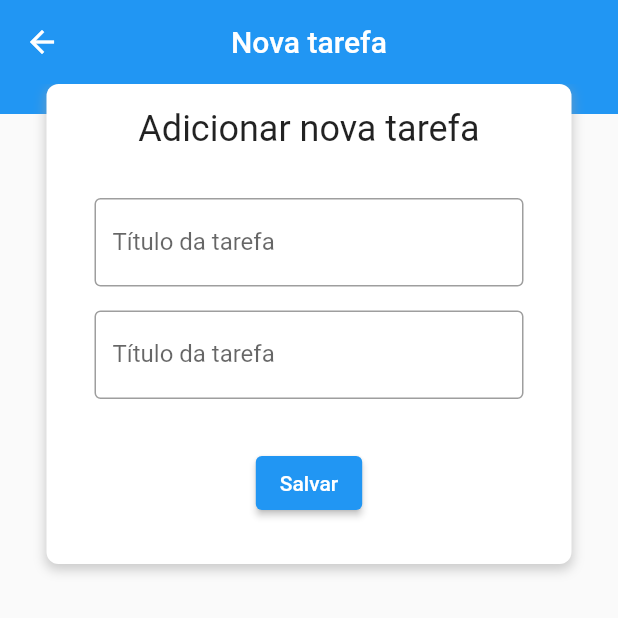
After one commit to marcosferreira/todo, a Flutter app: the screen it shows after launch, after a tap on the "add" icon, on a phone screen of 412 x 824 dp, the top half of it. The commit adds this screen. Run offline on Flutter 3.47's test engine with Material 2 defaults, Android fonts, the phone set to English and light mode, and no system bars.

Commit message:
add Form ToDo Screen

```diff
--- a/lib/app.dart
+++ b/lib/app.dart
@@ -1,5 +1,5 @@
 import 'package:flutter/material.dart';
-import 'package:todo/screens/home/home_screen.dart';
+import 'package:todo/route.dart';
 
 class App extends StatelessWidget {
   const App({Key? key}) : super(key: key);
@@ -13,7 +13,8 @@ class App extends StatelessWidget {
           elevation: 0,
         ),
       ),
-      home: const HomeScreen(),
+      initialRoute: RouteApp.home,
+      routes: RouteApp.getRoutes(context),
     );
   }
 }
--- /dev/null
+++ b/lib/route.dart
@@ -0,0 +1,15 @@
+import 'package:flutter/cupertino.dart';
+import 'package:todo/screens/form_todo/form_todo_screen.dart';
+import 'package:todo/screens/home/home_screen.dart';
+
+class RouteApp {
+  static String home = '/home';
+  static String formTodo = '/form-todo';
+
+  static Map<String, Widget Function(BuildContext)> getRoutes(context) {
+    return {
+      home: (context) => const HomeScreen(),
+      formTodo: (context) => FormTodoScreen(),
+    };
+  }
+}
--- /dev/null
+++ b/lib/screens/form_todo/form_todo_screen.dart
@@ -0,0 +1,83 @@
+import 'package:flutter/material.dart';
+
+class FormTodoScreen extends StatelessWidget {
+  final GlobalKey _formKey = GlobalKey<FormState>();
+
+  FormTodoScreen({Key? key}) : super(key: key);
+
+  @override
+  Widget build(BuildContext context) {
+    return Scaffold(
+      appBar: AppBar(
+        title: const Text('Nova tarefa'),
+        centerTitle: true,
+      ),
+      body: _buildFormToDo(context),
+    );
+  }
+
+  Widget _buildFormToDo(BuildContext context) {
+    return Stack(
+      children: [
+        Container(
+          height: 20,
+          color: Colors.blue,
+        ),
+        Center(
+          child: Column(
+            children: [
+              Container(
+                width: 350,
+                height: 320,
+                padding:
+                    const EdgeInsets.symmetric(horizontal: 32, vertical: 16),
+                decoration: BoxDecoration(
+                  borderRadius: BorderRadius.circular(8),
+                  color: Colors.white,
+                  boxShadow: [
+                    BoxShadow(
+                      color: Colors.grey.withOpacity(0.5),
+                      spreadRadius: 0.5,
+                      blurRadius: 6,
+                      offset: const Offset(0, 3),
+                    ),
+                  ],
+                ),
+                child: Form(
+                  key: _formKey,
+                  child: Column(
+                    children: [
+                      Text(
+                        'Adicionar nova tarefa',
+                        style: Theme.of(context).textTheme.headline5,
+                      ),
+                      const SizedBox(height: 32),
+                      TextFormField(
+                        decoration: const InputDecoration(
+                          labelText: 'Título da tarefa',
+                          border: OutlineInputBorder(),
+                        ),
+                      ),
+                      const SizedBox(height: 16),
+                      TextFormField(
+                        decoration: const InputDecoration(
+                          labelText: 'Título da tarefa',
+                          border: OutlineInputBorder(),
+                        ),
+                      ),
+                      const SizedBox(height: 32),
+                      ElevatedButton(
+                        onPressed: () => Navigator.pop(context),
+                        child: const Text('Salvar'),
+                      ),
+                    ],
+                  ),
+                ),
+              ),
+            ],
+          ),
+        ),
+      ],
+    );
+  }
+}
--- a/lib/screens/home/home_screen.dart
+++ b/lib/screens/home/home_screen.dart
@@ -1,5 +1,6 @@
 import 'package:flutter/material.dart';
 import 'package:todo/models/todo.dart';
+import 'package:todo/route.dart';
 
 class HomeScreen extends StatefulWidget {
   const HomeScreen({Key? key}) : super(key: key);
@@ -20,12 +21,19 @@ class _HomeScreenState extends State<HomeScreen> {
         centerTitle: true,
         actions: [
           TextButton(
-            onPressed: () {},
+            onPressed: () {
+              Navigator.pushNamed(context, RouteApp.formTodo);
+            },
             child: const Icon(Icons.add, color: Colors.white),
           ),
         ],
       ),
-      body: Stack(
+      body: _buildBody(),
+    );
+  }
+
+  Stack _buildBody() {
+    return Stack(
       alignment: Alignment.topCenter,
       children: [
         Container(
@@ -46,8 +54,8 @@ class _HomeScreenState extends State<HomeScreen> {
                 boxShadow: [
                   BoxShadow(
                     color: Colors.grey.withOpacity(0.5),
-                      spreadRadius: 5,
-                      blurRadius: 7,
+                    spreadRadius: 0.5,
+                    blurRadius: 6,
                     offset: const Offset(0, 3),
                   )
                 ],
@@ -85,7 +93,6 @@ class _HomeScreenState extends State<HomeScreen> {
           },
         ),
       ],
-      ),
     );
   }
 }
```
Lines whose indentation alone changed are shown as unchanged.
